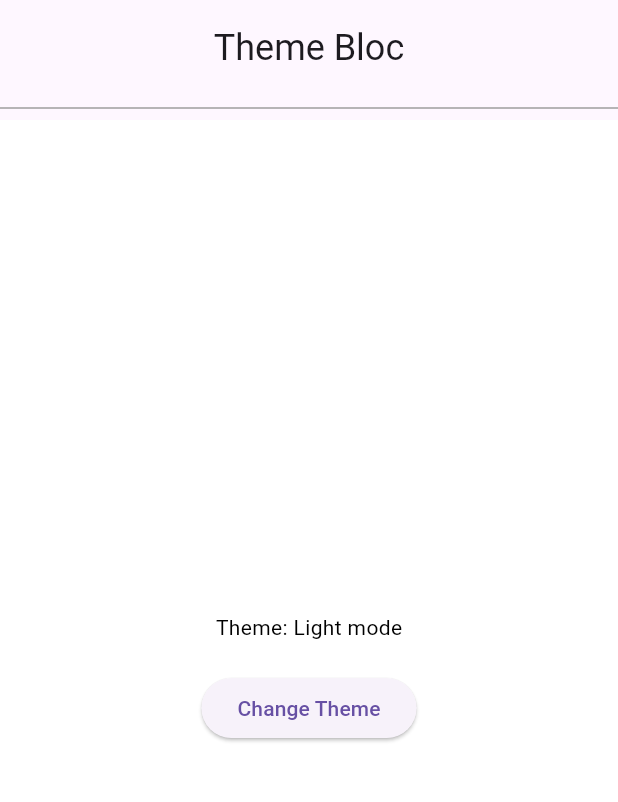
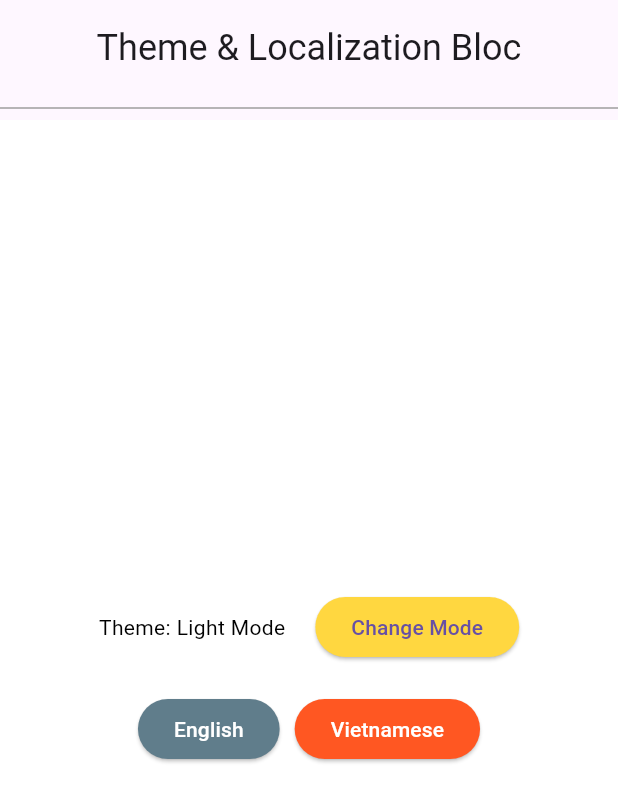
Before and after one commit to VienHaiYen/travo-app-flutter, a Flutter app: the screen it shows after launch, on a phone screen of 412 x 824 dp. Shown: the top 802 px of the screen. Run offline on Flutter 3.47's test engine with Material 3 defaults, Android fonts, the phone set to English and light mode, and no system bars; our stand-ins replace cached_network_image, flutter_bloc, flutter_svg, go_router; generated files the repository leaves out were written again.

Commit message:
[W2-D3] Theme and Localization

```diff
--- /dev/null
+++ b/app_cyclone/l10n.yaml
@@ -0,0 +1,5 @@
+arb-dir: lib/l10n
+template-arb-file: intl_en.arb
+output-localization-file: app_localizations.dart
+
+use-escaping: true
--- /dev/null
+++ b/app_cyclone/lib/l10n/intl_en.arb
@@ -0,0 +1,9 @@
+{
+  "theme":"theme",
+  "dark_mode":"Dark Mode",
+  "light_mode":"Light Mode",
+  "change_mode":"Change Mode",
+  "mode":"Mode",
+  "english":"English",
+  "vietnamese":"Vietnamese"
+}
--- /dev/null
+++ b/app_cyclone/lib/l10n/intl_vi.arb
@@ -0,0 +1,9 @@
+{
+  "theme":"chủ đề",
+  "dark_mode":"Sáng",
+  "light_mode":"Tối",
+  "change_mode":"Đổi chủ đề",
+  "mode":"Chủ đề",
+  "english":"Tiếng Anh",
+  "vietnamese":"Tiếng Việt"
+}
--- a/app_cyclone/lib/main.dart
+++ b/app_cyclone/lib/main.dart
@@ -1,5 +1,11 @@
-import 'package:app_cyclone/w2-d1/W2D1.dart';
-import 'package:app_cyclone/w2-d2/W2D2.dart';
+import 'package:app_cyclone/w2-d3/blocs/language_bloc/language_bloc.dart';
+import 'package:app_cyclone/w2-d3/blocs/language_bloc/language_state.dart';
+import 'package:app_cyclone/w2-d3/blocs/theme_bloc/theme_bloc.dart';
+import 'package:flutter_bloc/flutter_bloc.dart';
+import 'package:flutter_localizations/flutter_localizations.dart';
+import 'package:flutter_gen/gen_l10n/app_localizations.dart';
+// import 'package:app_cyclone/w2-d1/W2D1.dart';
+// import 'package:app_cyclone/w2-d2/W2D2.dart';
 import 'package:app_cyclone/w2-d3/W2D3.dart';
 import 'package:flutter/material.dart';
 import 'package:flutter/cupertino.dart';
@@ -17,12 +23,28 @@ class MyMaterialApp extends StatelessWidget {
 
   @override
   Widget build(BuildContext context) {
+    return MultiBlocProvider(
+        providers: [
+          BlocProvider(
+              lazy: false, create: (BuildContext context) => ThemeBloc()),
+          BlocProvider(
+              lazy: false, create: (BuildContext context) => LanguageBloc())
+        ],
+        child:
+            BlocBuilder<LanguageBloc, LanguageState>(builder: (context, state) {
           return MaterialApp(
+            localizationsDelegates: AppLocalizations.localizationsDelegates,
+            supportedLocales: const [
+              Locale('en'), // English
+              Locale('vi'), // Vietnamese
+            ],
+            locale: Locale(BlocProvider.of<LanguageBloc>(context).state.locale),
             title: 'Flutter Workshop',
             theme: ThemeData(
               primarySwatch: Colors.blue,
             ),
-      home: const W2D3(),
+            home: W2D3(),
           );
+        }));
   }
 }
--- a/app_cyclone/lib/w2-d3/W2D3.dart
+++ b/app_cyclone/lib/w2-d3/W2D3.dart
@@ -1,41 +1,94 @@
+import 'package:flutter_gen/gen_l10n/app_localizations.dart';
 import 'package:app_cyclone/w2-d1/widget/my_app_bar.dart';
+import 'package:app_cyclone/w2-d3/blocs/language_bloc/language_bloc.dart';
+import 'package:app_cyclone/w2-d3/blocs/language_bloc/language_event.dart';
 import 'package:app_cyclone/w2-d3/blocs/theme_bloc/theme_bloc.dart';
 import 'package:app_cyclone/w2-d3/blocs/theme_bloc/theme_event.dart';
 import 'package:app_cyclone/w2-d3/blocs/theme_bloc/theme_provider.dart';
 import 'package:app_cyclone/w2-d3/blocs/theme_bloc/theme_state.dart';
 import 'package:flutter/material.dart';
 import 'package:flutter_bloc/flutter_bloc.dart';
+import 'package:app_cyclone/w2-d3/blocs/custom_multi_bloc_provider.dart';
 
 class W2D3 extends StatelessWidget {
   const W2D3({super.key});
 
   @override
   Widget build(BuildContext context) {
-    return ThemeProvider(child: BlocBuilder<ThemeBloc, ThemeState>(
-      builder: (context, state) {
+    return MyWidget();
+  }
+}
+
+class MyWidget extends StatelessWidget {
+  const MyWidget({super.key});
+
+  @override
+  Widget build(BuildContext context) {
+    return BlocBuilder<ThemeBloc, ThemeState>(builder: (context, state) {
       return Scaffold(
-            appBar: MyAppBar(title: "Theme Bloc", showBackButton: false),
+          appBar: const MyAppBar(
+              title: "Theme & Localization Bloc", showBackButton: false),
           body: Container(
             width: double.infinity,
-              color: state.backgroundColor,
+            color: BlocProvider.of<ThemeBloc>(context).state.backgroundColor,
             child: Column(
               mainAxisAlignment: MainAxisAlignment.center,
               children: [
+                Row(
+                  mainAxisAlignment: MainAxisAlignment.center,
+                  children: [
                     Text(
-                    "Theme: ${state.name}",
-                    style: TextStyle(color: state.textColor),
+                      "Theme: ${BlocProvider.of<ThemeBloc>(context).state.name == ThemeState.light().name ? AppLocalizations.of(context)!.light_mode : AppLocalizations.of(context)!.dark_mode}",
+                      style: TextStyle(
+                        color:
+                            BlocProvider.of<ThemeBloc>(context).state.textColor,
                       ),
-                  const SizedBox(height: 20),
+                    ),
+                    const SizedBox(width: 20),
                     ElevatedButton(
+                      style: ElevatedButton.styleFrom(
+                        backgroundColor: Colors.amberAccent,
+                      ),
                       onPressed: () {
-                      context.read<ThemeBloc>().add(ChangeThemeEvent());
+                        BlocProvider.of<ThemeBloc>(context)
+                            .add(ChangeThemeEvent());
                       },
-                    child: const Text("Change Theme"),
+                      child: Text(AppLocalizations.of(context)!.change_mode),
                     ),
                   ],
                 ),
+                const SizedBox(height: 20),
+                Row(
+                  mainAxisAlignment: MainAxisAlignment.center,
+                  children: [
+                    ElevatedButton(
+                      style: ElevatedButton.styleFrom(
+                        backgroundColor: Colors.blueGrey,
+                      ),
+                      onPressed: () {
+                        BlocProvider.of<LanguageBloc>(context)
+                            .add(ChangeLanguage("en"));
+                      },
+                      child: Text(AppLocalizations.of(context)!.english,
+                          style: TextStyle(color: Colors.white)),
+                    ),
+                    const SizedBox(width: 10),
+                    ElevatedButton(
+                      style: ElevatedButton.styleFrom(
+                        backgroundColor: Colors.deepOrange,
+                      ),
+                      onPressed: () {
+                        BlocProvider.of<LanguageBloc>(context)
+                            .add(ChangeLanguage("vi"));
+                      },
+                      child: Text(AppLocalizations.of(context)!.vietnamese,
+                          style: TextStyle(color: Colors.white)),
+                    ),
+                  ],
+                )
+              ],
+            ),
           ));
-      },
-    ));
+    });
   }
 }
--- /dev/null
+++ b/app_cyclone/lib/w2-d3/blocs/language_bloc/language_bloc.dart
@@ -0,0 +1,11 @@
+import 'package:app_cyclone/w2-d3/blocs/language_bloc/language_event.dart';
+import 'package:app_cyclone/w2-d3/blocs/language_bloc/language_state.dart';
+import 'package:flutter_bloc/flutter_bloc.dart';
+
+class LanguageBloc extends Bloc<LanguageEvent, LanguageState> {
+  LanguageBloc() : super(LanguageState.initial()) {
+    on<ChangeLanguage>((event, emit) {
+      emit(LanguageState(locale: event.locale));
+    });
+  }
+}
--- /dev/null
+++ b/app_cyclone/lib/w2-d3/blocs/language_bloc/language_event.dart
@@ -0,0 +1,7 @@
+abstract class LanguageEvent {}
+
+class ChangeLanguage extends LanguageEvent {
+  final String locale;
+
+  ChangeLanguage(this.locale);
+}
--- /dev/null
+++ b/app_cyclone/lib/w2-d3/blocs/language_bloc/language_state.dart
@@ -0,0 +1,15 @@
+class LanguageState {
+  final String locale;
+
+  LanguageState({required this.locale});
+
+  factory LanguageState.initial() {
+    return LanguageState(locale: "en");
+  }
+  factory LanguageState.english() {
+    return LanguageState(locale: "en");
+  }
+  factory LanguageState.vietnam() {
+    return LanguageState(locale: "vi");
+  }
+}
--- a/app_cyclone/lib/w2-d3/blocs/theme_bloc/theme_event.dart
+++ b/app_cyclone/lib/w2-d3/blocs/theme_bloc/theme_event.dart
@@ -1,3 +1,7 @@
 abstract class ThemeEvent {}
 
-class ChangeThemeEvent extends ThemeEvent {}
+class ChangeThemeEvent extends ThemeEvent {
+  static init() {
+    print("init");
+  }
+}
--- a/app_cyclone/lib/w2-d3/blocs/theme_bloc/theme_state.dart
+++ b/app_cyclone/lib/w2-d3/blocs/theme_bloc/theme_state.dart
@@ -1,5 +1,4 @@
 import 'package:flutter/material.dart';
-import 'package:flutter/widgets.dart';
 
 class ThemeState {
   final Color textColor;
@@ -14,14 +13,14 @@ class ThemeState {
     return ThemeState(
       backgroundColor: const Color(0xFF000000),
       textColor: const Color(0xFFFFFFFF),
-      name: "Dark mode",
+      name: "dart",
     );
   }
   factory ThemeState.light() {
     return ThemeState(
       backgroundColor: const Color(0xFFFFFFFF),
       textColor: const Color(0xFF000000),
-      name: "Light mode",
+      name: "light",
     );
   }
 }
--- a/app_cyclone/pubspec.yaml
+++ b/app_cyclone/pubspec.yaml
@@ -14,6 +14,8 @@ dependencies:
   flutter_svg: ^2.0.10
   go_router: ^13.2.0
   flutter_bloc: ^8.1.4
+  flutter_localization: ^0.2.0
+  intl: any
 
 dev_dependencies:
   flutter_test:
@@ -21,6 +23,7 @@ dev_dependencies:
   flutter_lints: ^3.0.0
 
 flutter:
+  generate: true
   uses-material-design: true
 
   assets:
```
Also changed, not shown: app_cyclone/lib/w2-d3/blocs/custom_multi_bloc_provider.dart (added, +19 -0 lines), app_cyclone/lib/w2-d3/blocs/language_bloc/language_provider.dart (added, +15 -0 lines), app_cyclone/pubspec.lock, 5 other files. Lines whose indentation alone changed are shown as unchanged.
